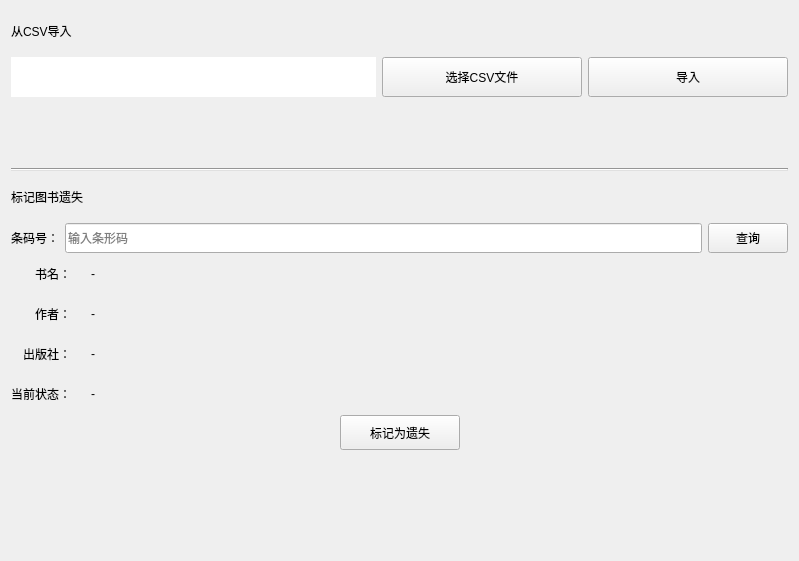
Old version of the form src/EditBookForm.ui in the repository zhiweij1/LibrarySystem.
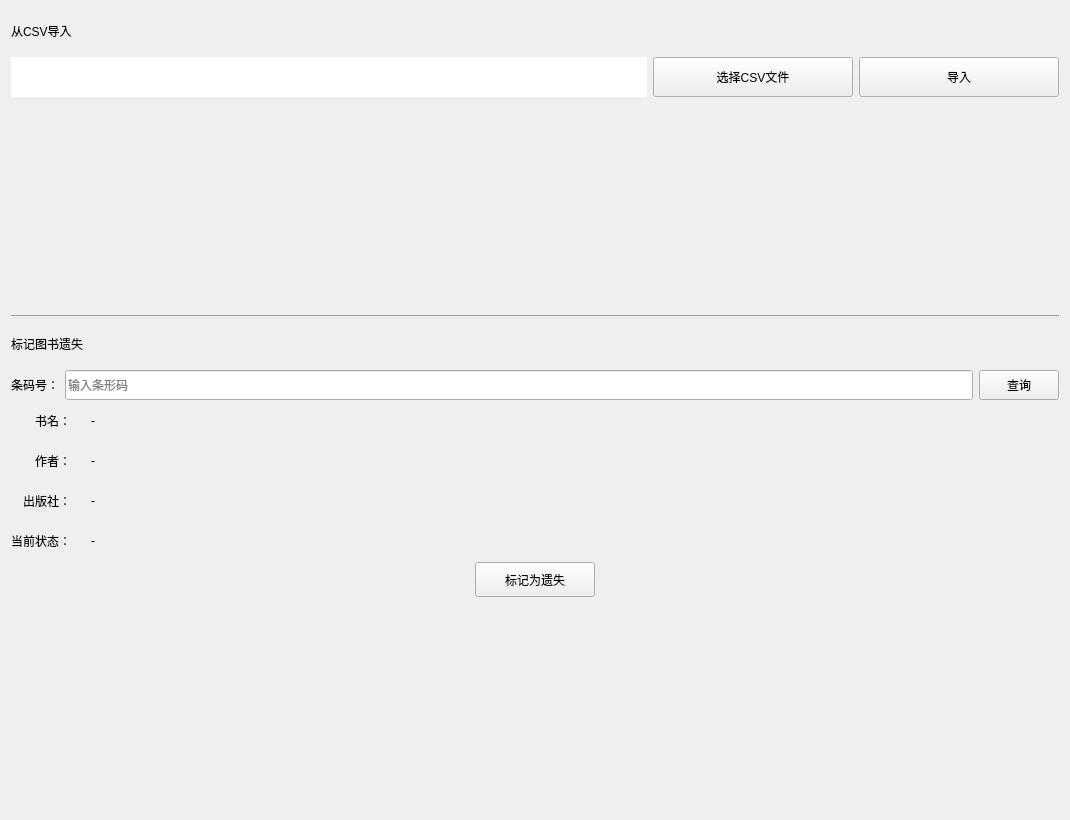
New version of the form.

```diff
--- a/src/EditBookForm.ui
+++ b/src/EditBookForm.ui
@@ -6,8 +6,8 @@
    <rect>
     <x>0</x>
     <y>0</y>
-    <width>799</width>
-    <height>561</height>
+    <width>1070</width>
+    <height>820</height>
    </rect>
   </property>
   <property name="windowTitle">
```
